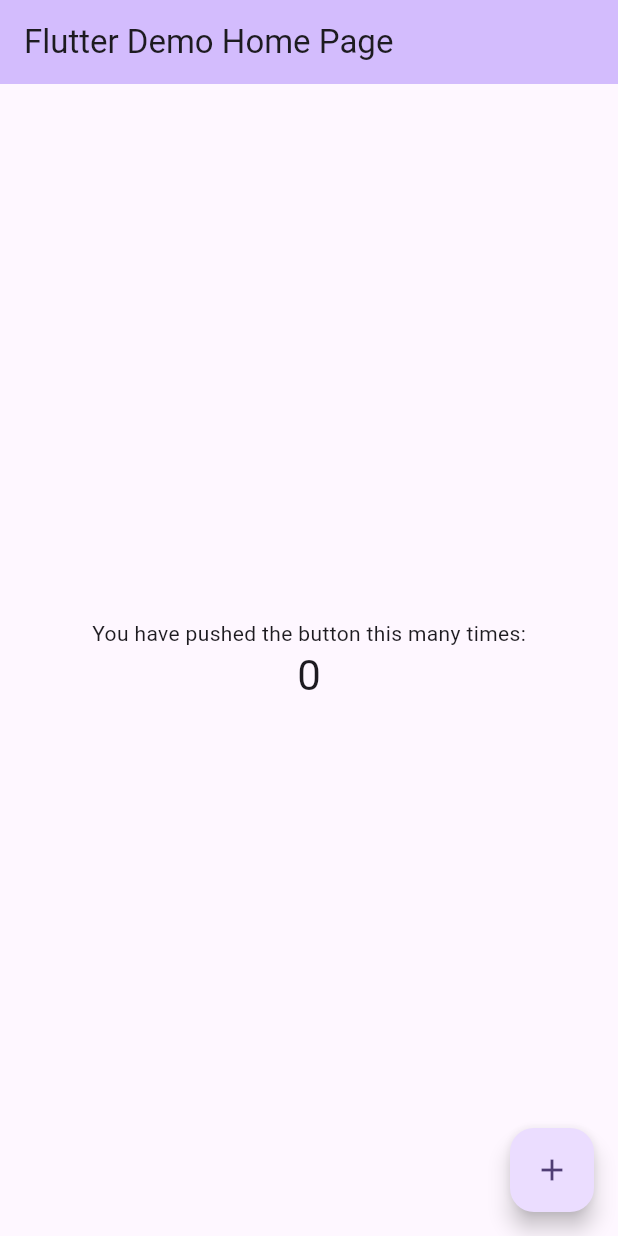
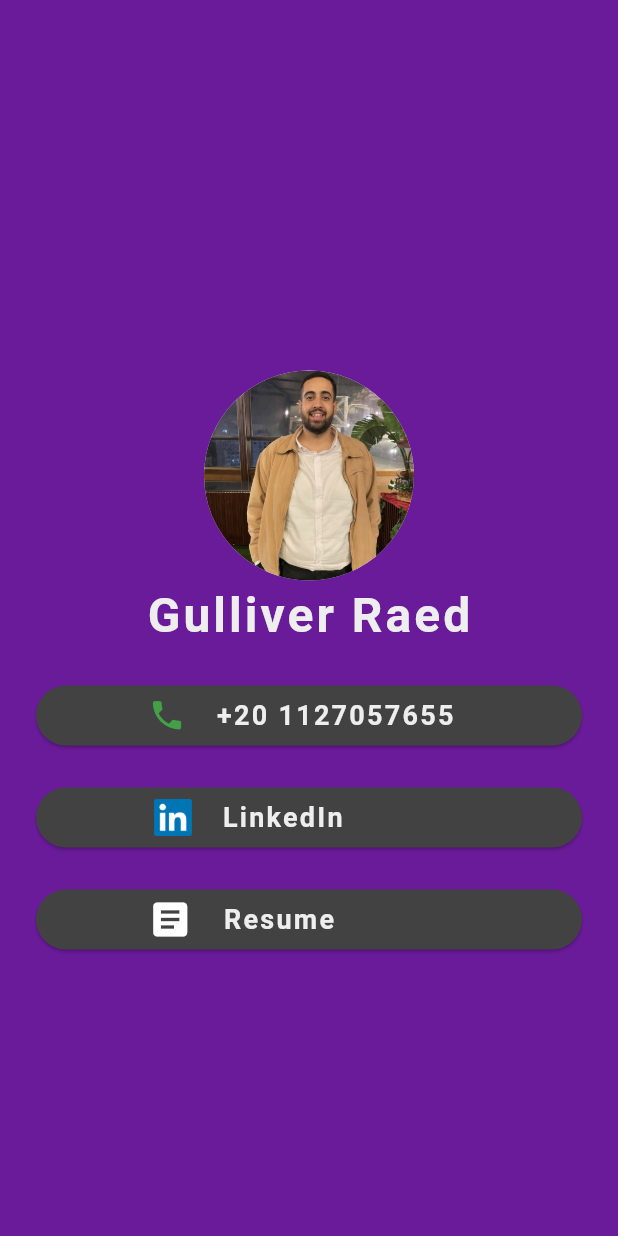
Before and after one commit to OptimusPrime06/GulliversCard, a Flutter app: the screen it shows after launch, on a phone screen of 412 x 824 dp. Run offline on Flutter 3.47's test engine with Material 3 defaults, Android fonts, the phone set to English and light mode, and no system bars.

Commit message:
Add profile card UI and image assets
- Added all required assets in assets directory.
- Implemented UI
- Adjust widget_test to avoid instantiating the removed MyApp

```diff
--- a/lib/main.dart
+++ b/lib/main.dart
@@ -1,122 +1,175 @@
 import 'package:flutter/material.dart';
 
 void main() {
-  runApp(const MyApp());
+  runApp(MaterialApp(
+    home: GulliversCard(),
+  ));
 }
 
-class MyApp extends StatelessWidget {
-  const MyApp({super.key});
+class GulliversCard extends StatelessWidget {
 
-  // This widget is the root of your application.
   @override
   Widget build(BuildContext context) {
-    return MaterialApp(
-      title: 'Flutter Demo',
-      theme: ThemeData(
-        // This is the theme of your application.
-        //
-        // TRY THIS: Try running your application with "flutter run". You'll see
-        // the application has a purple toolbar. Then, without quitting the app,
-        // try changing the seedColor in the colorScheme below to Colors.green
-        // and then invoke "hot reload" (save your changes or press the "hot
-        // reload" button in a Flutter-supported IDE, or press "r" if you used
-        // the command line to start the app).
-        //
-        // Notice that the counter didn't reset back to zero; the application
-        // state is not lost during the reload. To reset the state, use hot
-        // restart instead.
-        //
-        // This works for code too, not just values: Most code changes can be
-        // tested with just a hot reload.
-        colorScheme: .fromSeed(seedColor: Colors.deepPurple),
-      ),
-      home: const MyHomePage(title: 'Flutter Demo Home Page'),
+    return Scaffold(
+      backgroundColor: Colors.purple[800],
+        body: Padding(
+          padding: EdgeInsetsGeometry.fromLTRB(24, 60, 24, 0),
+          child: Column(
+            mainAxisAlignment: MainAxisAlignment.center,
+            crossAxisAlignment: CrossAxisAlignment.center,
+            children: [
+
+              CircleAvatar(
+                radius: 70.0,
+                foregroundImage: AssetImage('assets/gulliverraed.jpg')
+              ),
+
+              Text(
+                'Gulliver Raed',
+                style: TextStyle(
+                  color: Colors.grey[200],
+                  letterSpacing: 2.0,
+                  fontSize: 32,
+                  fontWeight: FontWeight.w700
+                ),
+              ),
+
+              SizedBox(
+                height: 20,
+              ),
+
+              ElevatedButton(
+                onPressed: () {},
+                style: ButtonStyle(
+                  backgroundColor: WidgetStateProperty.all(Colors.grey[800]),
+                ),
+                child: Row(
+                mainAxisAlignment: MainAxisAlignment.center,
+                children: [
+                  Icon(
+                    Icons.phone,
+                    color: Colors.green[600],
+                    size: 25,
+                  ),
+
+                  SizedBox(
+                    width: 10.0,
+                  ),
+
+                  Padding(
+                    padding: const EdgeInsets.symmetric(horizontal: 10.0, vertical: 5),
+                    child: Text(
+                      '+20 1127057655',
+                      style: TextStyle(
+                        letterSpacing: 1.5,
+                        color: Colors.grey[200],
+                        fontSize: 18,
+                        fontWeight: FontWeight.bold,
+                      ),
+                    ),
+
+                  )
+
+                ],
+              ),
+
+              ),
+
+              SizedBox(
+                height: 20,
+              ),
+
+              ElevatedButton(
+                onPressed: () {},
+                style: ButtonStyle(
+                  backgroundColor: WidgetStateProperty.all(Colors.grey[800]),
+                ),
+                child: Row(
+                mainAxisAlignment: MainAxisAlignment.center,
+                children: [
+                  Image(
+                    image: AssetImage('assets/linkedin.png'),
+                    width: 25,
+                    height: 25,
+                  ),
+
+                  SizedBox(
+                    width: 10.0,
+                  ),
+
+                  Padding(
+                    padding: const EdgeInsets.symmetric(horizontal: 10.0, vertical: 5),
+                    child: Text(
+                      'LinkedIn',
+                      style: TextStyle(
+                        letterSpacing: 1.5,
+                        color: Colors.grey[200],
+                        fontSize: 18,
+                        fontWeight: FontWeight.bold,
+                      ),
+                    ),
+
+                  ),
+
+                  SizedBox(
+                    width: 70,
+                  )
+
+                ],
+              ),
+
+              ),
+
+              SizedBox(
+                height: 20,
+              ),
+
+              ElevatedButton(
+                onPressed: () {},
+                style: ButtonStyle(
+                  backgroundColor: WidgetStateProperty.all(Colors.grey[800]),
+                ),
+                child: Row(
+                mainAxisAlignment: MainAxisAlignment.center,
+                children: [
+                  Icon(
+                    Icons.article,
+                    size: 30,
+                    color: Colors.white,
+                  ),
+
+                  SizedBox(
+                    width: 10.0,
+                  ),
+
+                  Padding(
+                    padding: const EdgeInsets.symmetric(horizontal: 10.0, vertical: 5),
+                    child: Text(
+                      'Resume',
+                      style: TextStyle(
+                        letterSpacing: 1.5,
+                        color: Colors.grey[200],
+                        fontSize: 18,
+                        fontWeight: FontWeight.bold,
+                      ),
+                    ),
+
+                  ),
+
+                  SizedBox(
+                    width: 80,
+                  )
+
+                ],
+              ),
+
+              ),
+
+            ],
+          ),
+
+        ),
+
     );
   }
 }
-
-class MyHomePage extends StatefulWidget {
-  const MyHomePage({super.key, required this.title});
-
-  // This widget is the home page of your application. It is stateful, meaning
-  // that it has a State object (defined below) that contains fields that affect
-  // how it looks.
-
-  // This class is the configuration for the state. It holds the values (in this
-  // case the title) provided by the parent (in this case the App widget) and
-  // used by the build method of the State. Fields in a Widget subclass are
-  // always marked "final".
-
-  final String title;
-
-  @override
-  State<MyHomePage> createState() => _MyHomePageState();
-}
-
-class _MyHomePageState extends State<MyHomePage> {
-  int _counter = 0;
-
-  void _incrementCounter() {
-    setState(() {
-      // This call to setState tells the Flutter framework that something has
-      // changed in this State, which causes it to rerun the build method below
-      // so that the display can reflect the updated values. If we changed
-      // _counter without calling setState(), then the build method would not be
-      // called again, and so nothing would appear to happen.
-      _counter++;
-    });
-  }
-
-  @override
-  Widget build(BuildContext context) {
-    // This method is rerun every time setState is called, for instance as done
-    // by the _incrementCounter method above.
-    //
-    // The Flutter framework has been optimized to make rerunning build methods
-    // fast, so that you can just rebuild anything that needs updating rather
-    // than having to individually change instances of widgets.
-    return Scaffold(
-      appBar: AppBar(
-        // TRY THIS: Try changing the color here to a specific color (to
-        // Colors.amber, perhaps?) and trigger a hot reload to see the AppBar
-        // change color while the other colors stay the same.
-        backgroundColor: Theme.of(context).colorScheme.inversePrimary,
-        // Here we take the value from the MyHomePage object that was created by
-        // the App.build method, and use it to set our appbar title.
-        title: Text(widget.title),
-      ),
-      body: Center(
-        // Center is a layout widget. It takes a single child and positions it
-        // in the middle of the parent.
-        child: Column(
-          // Column is also a layout widget. It takes a list of children and
-          // arranges them vertically. By default, it sizes itself to fit its
-          // children horizontally, and tries to be as tall as its parent.
-          //
-          // Column has various properties to control how it sizes itself and
-          // how it positions its children. Here we use mainAxisAlignment to
-          // center the children vertically; the main axis here is the vertical
-          // axis because Columns are vertical (the cross axis would be
-          // horizontal).
-          //
-          // TRY THIS: Invoke "debug painting" (choose the "Toggle Debug Paint"
-          // action in the IDE, or press "p" in the console), to see the
-          // wireframe for each widget.
-          mainAxisAlignment: .center,
-          children: [
-            const Text('You have pushed the button this many times:'),
-            Text(
-              '$_counter',
-              style: Theme.of(context).textTheme.headlineMedium,
-            ),
-          ],
-        ),
-      ),
-      floatingActionButton: FloatingActionButton(
-        onPressed: _incrementCounter,
-        tooltip: 'Increment',
-        child: const Icon(Icons.add),
-      ),
-    );
-  }
-}
--- a/pubspec.yaml
+++ b/pubspec.yaml
@@ -58,7 +58,8 @@ flutter:
   uses-material-design: true
 
   # To add assets to your application, add an assets section, like this:
-  # assets:
+  assets:
+    - assets/
 
 
   # An image asset can refer to one or more resolution-specific "variants", see
```
Also changed, not shown: assets/gulliverraed.jpg (added), assets/linkedin.png (added), 1 other file.
